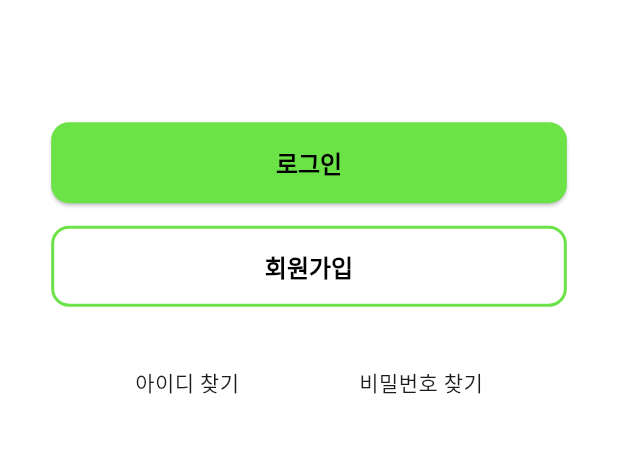
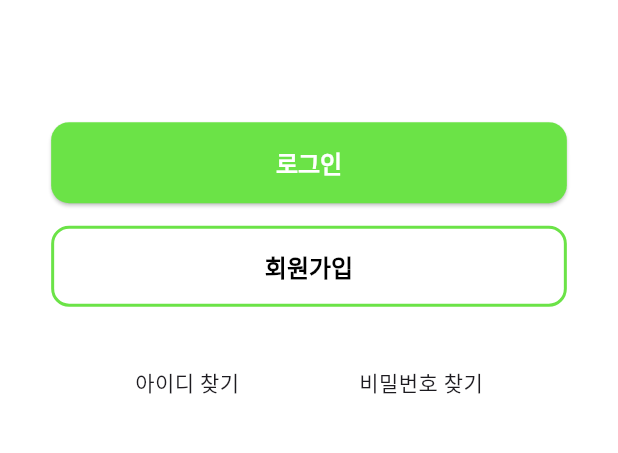
Before and after one commit to ycs-201707010/UniPlan_Client, a Flutter app: the screen it shows after launch, on a phone screen of 412 x 824 dp, the part 564-1017 px from its top. Run offline on Flutter 3.47's test engine with Material 3 defaults, Android fonts, the phone set to English and light mode, and no system bars; our stand-ins replace flutter_slidable, flutter_speed_dial, flutter_spinkit, geolocator, google_maps_flutter, permission_handler and 3 more; missing offline and left inert: flutter_randomcolor, flutter_sound, google_places_api_flutter, timetable_view, wave_blob; accounts and stored records are empty; Roboto replaces fonts that are missing (NanumSquare).

Commit message:
250923 darkmode working....

```diff
--- a/lib/main.dart
+++ b/lib/main.dart
@@ -7,6 +7,7 @@ import 'package:all_new_uniplan/services/chatbot_service.dart';
 import 'package:all_new_uniplan/services/everytime_service.dart';
 import 'package:all_new_uniplan/services/project_service.dart';
 import 'package:all_new_uniplan/services/record_service.dart';
+import 'package:all_new_uniplan/theme/theme_provider.dart';
 import 'package:flutter/material.dart';
 import 'package:flutter_localizations/flutter_localizations.dart'; // 한국어/영어 UI 출력을 위한 패키지
 import 'package:intl/date_symbol_data_local.dart';
@@ -28,6 +29,7 @@ void main() async {
         ChangeNotifierProvider(create: (context) => ScheduleService()),
         ChangeNotifierProvider(create: (context) => RecordService()),
         ChangeNotifierProvider(create: (context) => ProjectService()),
+        ChangeNotifierProvider(create: (context) => ThemeProvider()),
         ChangeNotifierProxyProvider<ScheduleService, ChatbotService>(
           // create는 다른 Provider를 참조할 수 없으므로,
           // update에서 모든 것을 처리하는 것이 일반적입니다.
@@ -46,25 +48,6 @@ void main() async {
             return previousChatbotService ?? ChatbotService(scheduleService);
           },
         ),
-        // ChangeNotifierProxyProvider<ProjectService, ProjectChatbotService>(
-        //   // create는 다른 Provider를 참조할 수 없으므로,
-        //   // update에서 모든 것을 처리하는 것이 일반적입니다.
-        //   // 초기 인스턴스를 여기서 생성할 수도 있습니다.
-        //   create:
-        //       (context) => ProjectChatbotService(
-        //         // create 시점에는 context.read를 통해 다른 Provider에 접근할 수 있습니다.
-        //         context.read<ProjectService>(),
-        //       ),
-
-        //   // ScheduleService가 변경될 때마다 update가 호출됩니다.
-        //   update: (context, projectService, previousProjectChatbotService) {
-        //     // scheduleService 인스턴스를 ChatbotService에 전달하여
-        //     // 항상 최신 상태를 유지하게 합니다.
-        //     // previousChatbotService가 null이 아니라면 재사용할 수도 있습니다.
-        //     return previousProjectChatbotService ??
-        //         ProjectChatbotService(projectService);
-        //   },
-        // ),
         ChangeNotifierProxyProvider<ScheduleService, EverytimeService>(
           create:
               (context) => EverytimeService(context.read<ScheduleService>()),
@@ -87,10 +70,13 @@ class uniPlanApp extends StatelessWidget {
   // This widget is the root of your application.
   @override
   Widget build(BuildContext context) {
+    ThemeProvider themeProvider = context.watch<ThemeProvider>();
+
     return MaterialApp(
       title: 'UniPlan',
+      // 라이트모드의 테마
       theme: ThemeData(
-        // 컬러 테마를 정리함.
+        // 라이트모드의 컬러 테마를 정리함.
 
         // 어플 전체에 적용될 기본 폰트
         fontFamily: 'NanumSquare',
@@ -105,7 +91,7 @@ class uniPlanApp extends StatelessWidget {
             backgroundColor: const Color(0xFF6BE347), // ElevatedButton의 배경색
             disabledBackgroundColor: Colors.grey.shade300,
             disabledForegroundColor: Colors.grey.shade500,
-            foregroundColor: Colors.black, // ElevatedButton의 텍스트/아이콘 색상
+            foregroundColor: Colors.white, // ElevatedButton의 텍스트/아이콘 색상
             shape: RoundedRectangleBorder(
               borderRadius: BorderRadius.circular(12), // 버튼 모서리 둥글게
             ),
@@ -139,10 +125,36 @@ class uniPlanApp extends StatelessWidget {
             fontSize: 16,
           ),
         ),
+      ), // end of light Theme
+
+      darkTheme: ThemeData(
+        // 어플 전체에 적용될 기본 폰트
+        fontFamily: 'NanumSquare',
+
+        // 배경색
+        scaffoldBackgroundColor: Color(0xFF121212),
+
+        // 채워진 버튼의 색상 테마
+        elevatedButtonTheme: ElevatedButtonThemeData(
+          style: ElevatedButton.styleFrom(
+            backgroundColor: const Color(0xFF6BE347), // ElevatedButton의 배경색
+            disabledBackgroundColor: Colors.grey.shade300,
+            disabledForegroundColor: Colors.grey.shade500,
+            foregroundColor: Colors.black, // ElevatedButton의 텍스트/아이콘 색상
+            shape: RoundedRectangleBorder(
+              borderRadius: BorderRadius.circular(12), // 버튼 모서리 둥글게
+            ),
+            padding: const EdgeInsets.symmetric(horizontal: 20, vertical: 15),
+            textStyle: const TextStyle(
+              fontSize: 16,
+              fontWeight: FontWeight.w600,
+            ),
+          ),
+        ),
       ),
-      themeMode: ThemeMode.system, // 시스템 설정에 따라 라이트/다크 모드 자동 전환
-      // themeMode: ThemeMode.light, // 항상 라이트 모드
-      // themeMode: ThemeMode.dark,  // 항상 다크 모드
+
+      themeMode: themeProvider.themeMode,
+
       localizationsDelegates: const [
         GlobalMaterialLocalizations.delegate,
         GlobalWidgetsLocalizations.delegate,
--- /dev/null
+++ b/lib/theme/theme_provider.dart
@@ -0,0 +1,11 @@
+import 'package:flutter/material.dart';
+
+class ThemeProvider extends ChangeNotifier {
+  ThemeMode _themeMode = ThemeMode.system;
+  ThemeMode get themeMode => _themeMode;
+
+  void setThemeMode(ThemeMode mode) {
+    _themeMode = mode;
+    notifyListeners();
+  }
+}
```
Also changed, not shown: 1 other file.
